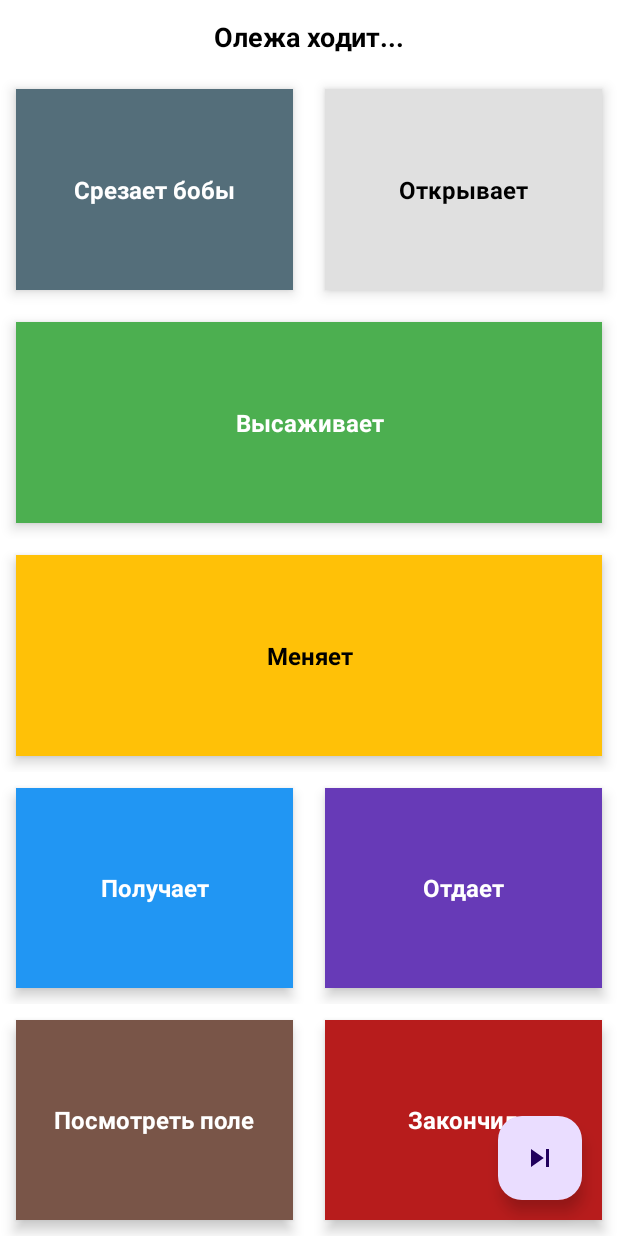
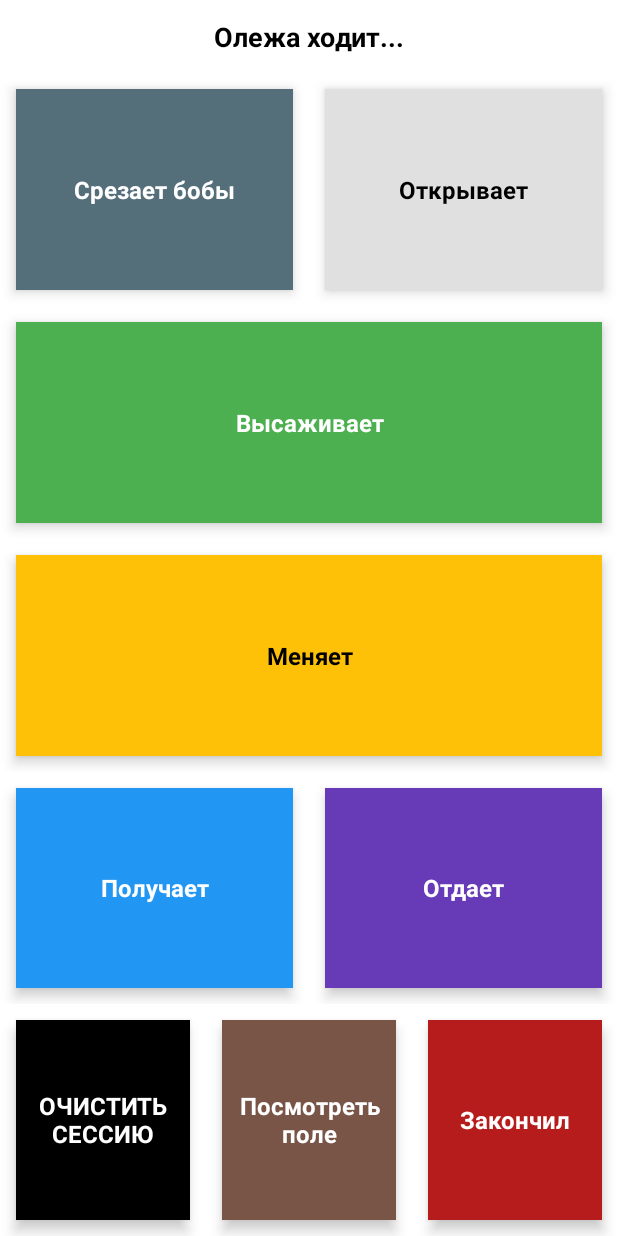
Before and after one commit to olejajew/beans-backend, an Android app: the screen it shows after launch (MainActivity), on a phone screen of 412 x 824 dp. Run offline under Robolectric (Android 15) with nearby library versions, the phone set to English and light mode, and no system bars; our stand-ins replace Room's generated code.

Commit message:
Bug fixes

```diff
--- a/app/build.gradle
+++ b/app/build.gradle
@@ -53,4 +53,7 @@ dependencies {
     kapt "androidx.room:room-compiler:2.5.1"
 
     implementation 'com.google.code.gson:gson:2.10.1'
+
+    implementation 'com.squareup.retrofit2:retrofit:2.9.0'
+    implementation 'com.squareup.retrofit2:converter-gson:2.9.0'
 }
--- a/app/src/main/AndroidManifest.xml
+++ b/app/src/main/AndroidManifest.xml
@@ -1,6 +1,8 @@
 <?xml version="1.0" encoding="utf-8"?>
 <manifest xmlns:android="http://schemas.android.com/apk/res/android"
     xmlns:tools="http://schemas.android.com/tools">
+
+    <uses-permission android:name="android.permission.INTERNET"/>
 
     <application
         android:allowBackup="true"
@@ -11,6 +13,7 @@
         android:roundIcon="@mipmap/ic_launcher_round"
         android:supportsRtl="true"
         android:name=".AppClass"
+        android:usesCleartextTraffic="true"
         android:theme="@style/Theme.BeanLogger"
         tools:targetApi="31">
         <activity
--- a/app/src/main/java/com/downappload/beanlogger/AppClass.kt
+++ b/app/src/main/java/com/downappload/beanlogger/AppClass.kt
@@ -11,7 +11,7 @@ class AppClass : Application() {
     }
 
     fun showToast(text: String){
-        Toast.makeText(this, text, Toast.LENGTH_LONG).show()
+        Toast.makeText(this, text, Toast.LENGTH_SHORT).show()
     }
 
     companion object{
--- /dev/null
+++ b/app/src/main/java/com/downappload/beanlogger/data/rest/ApiClient.kt
@@ -0,0 +1,19 @@
+package com.downappload.beanlogger.data.rest
+
+import retrofit2.Retrofit
+import retrofit2.converter.gson.GsonConverterFactory
+
+class ApiClient {
+    companion object {
+        private const val BASE_URL = "http://64.176.187.157:7040/v1/logs/"
+
+        fun getClient(): ApiService {
+            val retrofit = Retrofit.Builder()
+                .baseUrl(BASE_URL)
+                .addConverterFactory(GsonConverterFactory.create())
+                .build()
+
+            return retrofit.create(ApiService::class.java)
+        }
+    }
+}
--- /dev/null
+++ b/app/src/main/java/com/downappload/beanlogger/data/rest/ApiLogger.kt
@@ -0,0 +1,43 @@
+package com.downappload.beanlogger.data.rest
+
+import android.util.Log
+import okhttp3.MediaType
+import okhttp3.RequestBody
+import okhttp3.ResponseBody
+import retrofit2.Call
+
+object ApiLogger {
+
+
+    private val MEDIA_TYPE_TEXT = MediaType.get("text/plain")
+
+    fun saveLog(requestBody: String) {
+        val apiService = ApiClient.getClient()
+        val call = apiService.sendLogs(RequestBody.create(MEDIA_TYPE_TEXT, requestBody))
+        Thread{
+            proceed(call)
+        }.start()
+    }
+
+    fun saveDump(requestBody: String) {
+        val apiService = ApiClient.getClient()
+        val call = apiService.sendDump(RequestBody.create(MEDIA_TYPE_TEXT, requestBody))
+        Thread{
+            proceed(call)
+        }.start()
+    }
+
+    private fun proceed(call: Call<ResponseBody>) {
+        try {
+            val response = call.execute()
+            if (response.isSuccessful) {
+                Log.i("api.logger()", "success")
+            } else {
+                Log.e("api.logger", "error. code: ${response.code()}. url: ${call.request().url()}")
+            }
+        } catch (e: Exception) {
+            e.printStackTrace()
+        }
+    }
+
+}
--- /dev/null
+++ b/app/src/main/java/com/downappload/beanlogger/data/rest/ApiService.kt
@@ -0,0 +1,17 @@
+package com.downappload.beanlogger.data.rest
+
+import okhttp3.RequestBody
+import okhttp3.ResponseBody
+import retrofit2.Call
+import retrofit2.http.Body
+import retrofit2.http.POST
+
+interface ApiService {
+
+    @POST("log") // URL для первого запроса
+    fun sendLogs(@Body requestBody: RequestBody): Call<ResponseBody>
+
+    @POST("dump") // URL для второго запроса
+    fun sendDump(@Body requestBody: RequestBody): Call<ResponseBody>
+
+}
--- a/app/src/main/java/com/downappload/beanlogger/ui/IGameActivity.kt
+++ b/app/src/main/java/com/downappload/beanlogger/ui/IGameActivity.kt
@@ -16,4 +16,5 @@ interface IGameActivity {
 
     fun getContext(): Context
 
+    fun clearSessionRequest()
 }
--- a/app/src/main/java/com/downappload/beanlogger/ui/MainActivity.kt
+++ b/app/src/main/java/com/downappload/beanlogger/ui/MainActivity.kt
@@ -6,10 +6,14 @@ import android.os.Bundle
 import android.view.View
 import android.view.ViewGroup
 import android.widget.TextView
+import androidx.appcompat.app.AlertDialog
+import com.downappload.beanlogger.AppClass
 import com.downappload.beanlogger.R
 import com.downappload.beanlogger.ui.components.ActionWidgetComponent
 import com.downappload.beanlogger.ui.components.BaseComponent
 import com.downappload.beanlogger.utils.GameProvider
+import com.downappload.beanlogger.utils.hide
+import com.downappload.beanlogger.utils.show
 
 class MainActivity : AppCompatActivity(R.layout.activity_main), IGameActivity {
 
@@ -33,11 +37,22 @@ class MainActivity : AppCompatActivity(R.layout.activity_main), IGameActivity {
             baseComponent?.goNext()
         }
 
-        findViewById<View>(R.id.fb_clear).setOnClickListener {
-            baseComponent?.reCreate()
-        }
+        restartFlow()
+    }
 
-        restartFlow()
+    override fun clearSessionRequest(){
+        AlertDialog.Builder(this)
+            .setTitle("Очистить данные?")
+            .setMessage("Начинаем по новой?")
+            .setPositiveButton("ВСЕ УДАЛИТЬ") { _, _ ->
+                mGameProvider.clearSession()
+                AppClass.getInstance().showToast("Все удалили, все по новой")
+                restartFlow()
+            }
+            .setNegativeButton("отмена") { _, _ ->
+            }
+            .create()
+            .show()
     }
 
     override fun setComponent(baseComponent: BaseComponent) {
@@ -48,8 +63,11 @@ class MainActivity : AppCompatActivity(R.layout.activity_main), IGameActivity {
                 baseComponent.getView(player = mGameProvider.getActivePlayer())
             )
         }
+        getNextButton().show()
         baseComponent.proceed()
     }
+
+    private fun getNextButton(): View = findViewById(R.id.fb_next)
 
     private fun getContainer(): ViewGroup = findViewById(R.id.fl_container)
 
@@ -62,6 +80,7 @@ class MainActivity : AppCompatActivity(R.layout.activity_main), IGameActivity {
         setComponent(ActionWidgetComponent(activePlayer.name, this) { action ->
             mGameFlowProvider.roundFlow(activePlayer, action)
         })
+        getNextButton().hide()
     }
 
     override fun setTitle(title: String) {
--- a/app/src/main/java/com/downappload/beanlogger/ui/components/ActionWidgetComponent.kt
+++ b/app/src/main/java/com/downappload/beanlogger/ui/components/ActionWidgetComponent.kt
@@ -20,7 +20,7 @@ class ActionWidgetComponent(
         listOf(ActionType.set_beans),
         listOf(ActionType.exchange),
         listOf(ActionType.get, ActionType.give),
-        listOf(ActionType.look_at_field, ActionType.step_end)
+        listOf(ActionType.clear_session, ActionType.look_at_field, ActionType.step_end)
     )
 
     override fun getView(player: Player): View {
--- a/app/src/main/java/com/downappload/beanlogger/ui/components/FieldComponent.kt
+++ b/app/src/main/java/com/downappload/beanlogger/ui/components/FieldComponent.kt
@@ -8,13 +8,13 @@ import com.downappload.beanlogger.data.Player
 import com.downappload.beanlogger.ui.IGameActivity
 
 class FieldComponent(
-    title: String,
+    private val targetPlayer: Player,
     private val fieldsCount: Int,
     private val iGameActivity: IGameActivity,
     private val onSelected: (List<Field>) -> Unit
 ) : BaseComponent(
     iGameActivity.getContext(),
-    title,
+    "${targetPlayer.name} высаживает на...",
     iGameActivity
 ) {
 
@@ -22,7 +22,7 @@ class FieldComponent(
 
     override fun getView(player: Player): View {
         val baseLayout = createEmptyLinearLayout(LinearLayout.VERTICAL)
-        val fields = iGameActivity.getGameProvider().getFields(player)
+        val fields = iGameActivity.getGameProvider().getFields(targetPlayer)
         fields.sortedBy { it.index }.onEach {field ->
             val count = createTextView(field.count.toString(), "#ffffff", 48f)
             val manipulativeButton = createManipulativeCard(
--- a/app/src/main/java/com/downappload/beanlogger/utils/ActionType.kt
+++ b/app/src/main/java/com/downappload/beanlogger/utils/ActionType.kt
@@ -8,7 +8,8 @@ enum class ActionType(val title: String, val color: String, val textColor: Strin
     get("Получает", "#2196F3", "#ffffff"),
     give("Отдает", "#673AB7", "#ffffff"),
     look_at_field("Посмотреть поле", "#795548", "#ffffff"),
-    step_end("Закончил", "#B71C1C", "#ffffff")
+    step_end("Закончил", "#B71C1C", "#ffffff"),
+    clear_session("ОЧИСТИТЬ СЕССИЮ", "#000000", "#ffffff")
 
     //buy_third_field("Покупает поле"),
 
--- a/app/src/main/java/com/downappload/beanlogger/utils/GameProvider.kt
+++ b/app/src/main/java/com/downappload/beanlogger/utils/GameProvider.kt
@@ -9,6 +9,7 @@ import com.downappload.beanlogger.data.PlayerWrapper
 import com.downappload.beanlogger.data.Reason
 import com.downappload.beanlogger.data.database.DatabaseAdapter
 import com.downappload.beanlogger.data.database.entities.LogEntity
+import com.downappload.beanlogger.data.rest.ApiLogger
 import com.downappload.beanlogger.utils.dumps.Dump
 import com.downappload.beanlogger.utils.dumps.DumpSaver
 import com.google.gson.Gson
@@ -37,7 +38,7 @@ class GameProvider(context: Context) {
 
     fun startGame() {
         val dump = dumpSaver.getDump()
-        if(dump != null){
+        if (dump != null) {
             restoreGame(dump)
         } else {
             defaultInit()
@@ -71,9 +72,14 @@ class GameProvider(context: Context) {
     private fun broadcast(
         pair: Map<String, Any>,
     ) {
-        Log.e("!!!", pair.toString())
-        databaseAdapter.getLogDao().saveLog(LogEntity(data = gson.toJson(pair)))
-        dumpSaver.createDump()
+        Log.i("broadcast()", pair.toString())
+        val messageString = gson.toJson(pair)
+        databaseAdapter.getLogDao().saveLog(LogEntity(data = messageString))
+        ApiLogger.saveLog(messageString)
+        val dump = dumpSaver.createDump()
+        if (dump != null) {
+            ApiLogger.saveDump(gson.toJson(dump))
+        }
     }
 
     fun getFields(player: Player) = playerWrappers[player.id]!!.fields
@@ -96,6 +102,7 @@ class GameProvider(context: Context) {
                         broadcast(
                             mapOf(
                                 "action" to ActionType.set_beans,
+                                "player" to player,
                                 "fieldIndex" to setToHisField,
                                 "supData" to (t to u)
                             )
@@ -108,6 +115,7 @@ class GameProvider(context: Context) {
                             mapOf(
                                 "action" to ActionType.set_beans,
                                 "fieldIndex" to field.index,
+                                "player" to player,
                                 "supData" to (t to u)
                             )
                         )
@@ -115,8 +123,9 @@ class GameProvider(context: Context) {
                 }
 
             }
-        } catch (e: Exception){
-            AppClass.getInstance().showToast("Ошибка. У ${player.name} мало полей для посадки: ${fieldsForCrop.size}")
+        } catch (e: Exception) {
+            AppClass.getInstance()
+                .showToast("Ошибка. У ${player.name} мало полей для посадки: ${fieldsForCrop.size}")
             e.printStackTrace()
         }
     }
@@ -130,8 +139,9 @@ class GameProvider(context: Context) {
                     mapOf(
                         "action" to ActionType.crop_field,
                         "fieldIndex" to field.index,
-                        "supData" to (bean to count)
-                    )
+                        "supData" to (bean to count),
+                        "player" to player,
+                        )
                 )
                 this.clear()
             }
@@ -203,7 +213,7 @@ class GameProvider(context: Context) {
 
         broadcast(
             mapOf(
-                "action" to ActionType.give,
+                "action" to ActionType.get,
                 "iAm" to iAm.name,
                 "iGive" to heGive,
                 "heIs" to heIs,
@@ -216,7 +226,8 @@ class GameProvider(context: Context) {
         broadcast(
             mapOf(
                 "action" to ActionType.open_cards,
-                "beans" to bean
+                "beans" to bean,
+                "player" to player
             )
         )
     }
@@ -234,4 +245,12 @@ class GameProvider(context: Context) {
         )
     }
 
+    fun clearSession() {
+        dumpSaver.deleteOldDumps()
+        defaultInit()
+        activePlayerProvider.setActivePlayer(0)
+        broadcast(mapOf("action" to "drop_and_new_game"))
+
+    }
+
 }
--- a/app/src/main/java/com/downappload/beanlogger/utils/dumps/DumpSaver.kt
+++ b/app/src/main/java/com/downappload/beanlogger/utils/dumps/DumpSaver.kt
@@ -15,9 +15,9 @@ class DumpSaver(private val gameProvider: GameProvider, private val context: Con
 
     private val sharedPreferences = context.getSharedPreferences("game_dump", Context.MODE_PRIVATE)
 
-    fun createDump() {
+    fun createDump(): String? {
         if (gameProvider.getPlayers().isEmpty()) {
-            return
+            return null
         }
         val activePlayer = gameProvider.getActivePlayer()
         val playerWrappers = gameProvider.playerWrappers.values
@@ -26,6 +26,7 @@ class DumpSaver(private val gameProvider: GameProvider, private val context: Con
         val string = gson.toJson(dump)
         Log.i("dump.create():", string)
         sharedPreferences.edit().putString(LAST_SAVE, string).apply()
+        return string
     }
 
     fun getDump(): Dump? {
@@ -36,4 +37,8 @@ class DumpSaver(private val gameProvider: GameProvider, private val context: Con
         return gson.fromJson(dumpString, Dump::class.java)
     }
 
+    fun deleteOldDumps() {
+        sharedPreferences.edit().clear().apply()
+    }
+
 }
--- /dev/null
+++ b/app/src/main/res/drawable/baseline_close_24.xml
@@ -0,0 +1,5 @@
+<vector android:height="24dp" android:tint="#FFFFFF"
+    android:viewportHeight="24" android:viewportWidth="24"
+    android:width="24dp" xmlns:android="http://schemas.android.com/apk/res/android">
+    <path android:fillColor="@android:color/white" android:pathData="M19,6.41L17.59,5 12,10.59 6.41,5 5,6.41 10.59,12 5,17.59 6.41,19 12,13.41 17.59,19 19,17.59 13.41,12z"/>
+</vector>
--- a/app/src/main/res/layout/activity_main.xml
+++ b/app/src/main/res/layout/activity_main.xml
@@ -31,18 +31,6 @@
         app:layout_constraintEnd_toEndOf="parent"
         app:srcCompat="@drawable/baseline_skip_next_24" />
 
-    <com.google.android.material.floatingactionbutton.FloatingActionButton
-        android:id="@+id/fb_clear"
-        android:layout_width="wrap_content"
-        android:layout_height="wrap_content"
-        android:layout_marginStart="24dp"
-        android:layout_marginBottom="24dp"
-        android:clickable="true"
-        android:visibility="gone"
-        app:layout_constraintBottom_toBottomOf="parent"
-        app:layout_constraintStart_toStartOf="parent"
-        app:srcCompat="@drawable/baseline_refresh_24" />
-
     <FrameLayout
         android:id="@+id/fl_container"
         android:layout_width="0dp"
```
Also changed, not shown: app/src/main/java/com/downappload/beanlogger/ui/GameFlowProvider.kt (+15 -6 lines), app/src/main/java/com/downappload/beanlogger/ui/components/BeanPaletteComponent.kt (+9 -5 lines).
